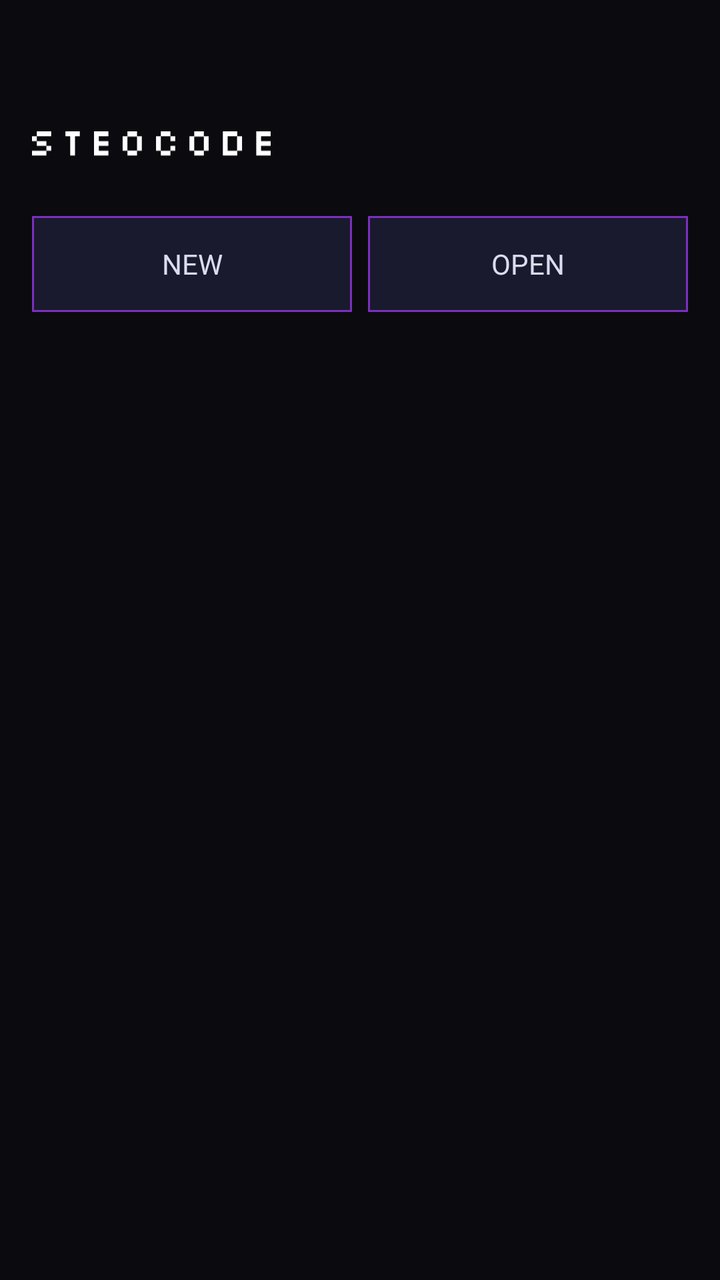
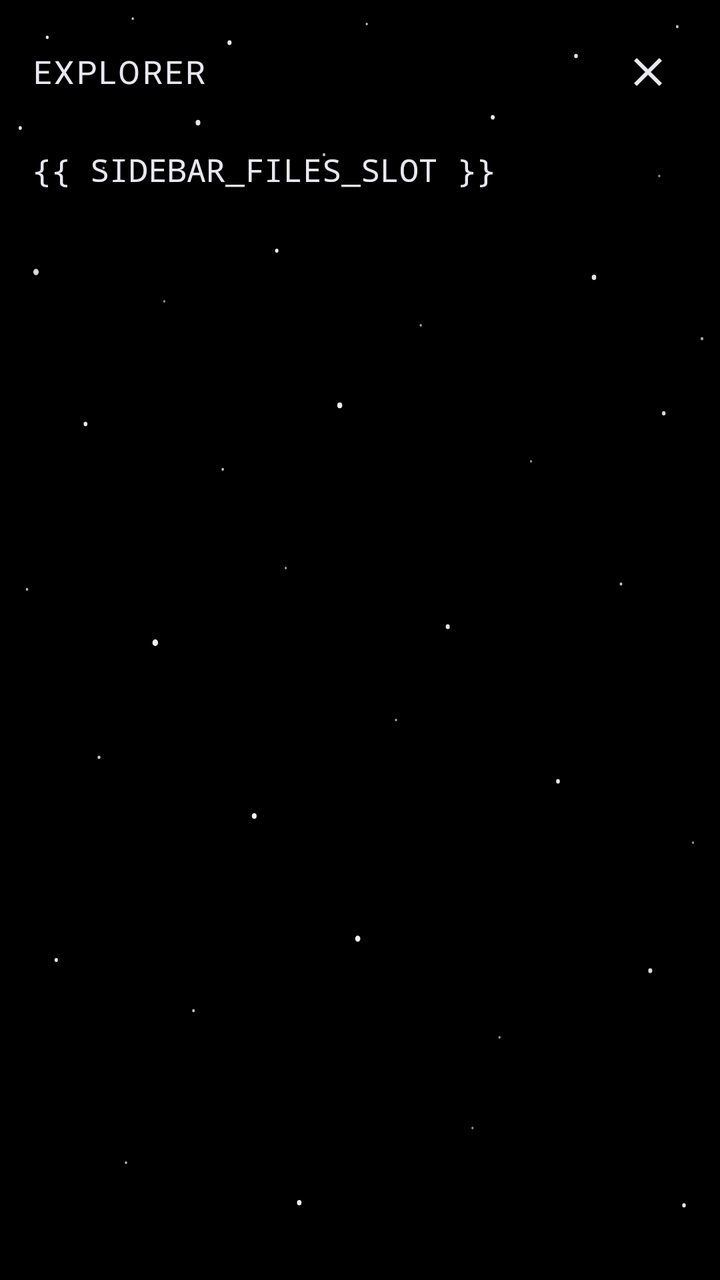

Compare the two renders of this Android layout. The source of the first and the diff that turns it into the second are given below.
<!-- AndroidManifest.xml: application theme Theme.Steotexteditor -->
<!-- res/layout/nav_drawer_header.xml -->
<?xml version="1.0" encoding="utf-8"?>
<LinearLayout xmlns:android="http://schemas.android.com/apk/res/android"
    xmlns:app="http://schemas.android.com/apk/res-auto"
    android:layout_width="match_parent"
    android:layout_height="match_parent"
    android:orientation="vertical"
    android:padding="16dp"
    android:background="@color/deep_space_black">

    <ImageView
        android:id="@+id/navHeaderLogo"
        android:layout_width="120dp"
        android:layout_height="32dp"
        android:layout_marginTop="40dp"
        android:layout_marginBottom="20dp"
        android:contentDescription="STEOCODE"
        android:src="@drawable/ic_logo" />

    <LinearLayout
        android:layout_width="match_parent"
        android:layout_height="wrap_content"
        android:orientation="horizontal"
        android:gravity="center_vertical"
        android:paddingBottom="8dp">

        <androidx.appcompat.widget.AppCompatButton
            android:id="@+id/btnNewFile"
            android:layout_width="0dp"
            android:layout_height="wrap_content"
            android:layout_weight="1"
            android:text="NEW"
            android:background="@drawable/pixel_button_background"
            android:textColor="#DCDCF0"
            android:textAllCaps="true"
            android:fontFamily="@font/silkscreen" />

        <Space
            android:layout_width="8dp"
            android:layout_height="wrap_content" />

        <androidx.appcompat.widget.AppCompatButton
            android:id="@+id/btnOpenFile"
            android:layout_width="0dp"
            android:layout_height="wrap_content"
            android:layout_weight="1"
            android:text="OPEN"
            android:background="@drawable/pixel_button_background"
            android:textColor="#DCDCF0"
            android:textAllCaps="true"
            android:fontFamily="@font/silkscreen" />
    </LinearLayout>

    <TextView
        android:id="@+id/tvEmptyRecent"
        android:layout_width="match_parent"
        android:layout_height="wrap_content"
        android:text="No recent files yet"
        android:textColor="@color/text_off_white"
        android:visibility="gone"
        android:paddingTop="8dp"
        android:paddingBottom="8dp" />

    <androidx.recyclerview.widget.RecyclerView
        android:id="@+id/rvRecentFiles"
        android:layout_width="match_parent"
        android:layout_height="0dp"
        android:layout_weight="1"
        android:clipToPadding="false"
        android:paddingBottom="24dp" />

</LinearLayout>
<!-- resources referenced by this layout -->
<resources>
  <color name="deep_space_black">#0A0A0F</color>
  <color name="text_off_white">#E8E8F0</color>
  <!-- drawable ic_logo (drawable) -->
  <vector xmlns:android="http://schemas.android.com/apk/res/android"
      android:width="125dp"
      android:height="13dp"
      android:viewportWidth="125"
      android:viewportHeight="13">
    <path
        android:pathData="M2.5,2.5V0H10V2.5H2.5ZM7.5,10V7.5H2.5V5H0V2.5H2.5V5H7.5V7.5H10V10H7.5ZM0,12.5V10H7.5V12.5H0ZM19.9,12.5V2.5H17.4V0H24.9V2.5H22.4V12.5H19.9ZM32.3,12.5V0H39.8V2.5H34.8V5H39.8V7.5H34.8V10H39.8V12.5H32.3ZM49.7,12.5V10H47.2V2.5H49.7V0H54.7V2.5H57.2V10H54.7V12.5H49.7ZM49.7,9.9H54.7V2.6H49.7V9.9ZM72.1,5V2.5H67.1V0H72.1V2.5H74.6V5H72.1ZM67.1,12.5V10H64.6V2.5H67.1V10H72.1V12.5H67.1ZM72.1,10V7.5H74.6V10H72.1ZM84.5,12.5V10H82V2.5H84.5V0H89.5V2.5H92V10H89.5V12.5H84.5ZM84.5,9.9H89.5V2.6H84.5V9.9ZM99.4,12.5V0H106.9V2.5H109.4V10H106.9V12.5H99.4ZM101.9,10H106.8V2.5H101.9V10ZM116.8,12.5V0H124.3V2.5H119.3V5H124.3V7.5H119.3V10H124.3V12.5H116.8Z"
        android:fillColor="#FFFFFF"/>
  </vector>
  <!-- drawable pixel_button_background (drawable) -->
  <?xml version="1.0" encoding="utf-8"?>
  <shape xmlns:android="http://schemas.android.com/apk/res/android">
      <solid android:color="#1A1A2E" />
      <stroke android:width="1dp" android:color="#7B2FBE" />
      <corners android:radius="0dp" />
      <padding android:top="8dp" android:bottom="8dp" android:left="16dp" android:right="16dp" />
  </shape>
  <style name="Theme.Steotexteditor" parent="Base.Theme.Steotexteditor" />
  <style name="Base.Theme.Steotexteditor" parent="Theme.Material3.DayNight.NoActionBar">
          <item name="android:windowBackground">@color/deep_space_black</item>
          <item name="colorPrimary">@color/primary_accent_purple</item>
          <item name="colorOnSurface">@color/text_off_white</item>
          <item name="android:textColor">@color/text_off_white</item>
          <item name="android:textColorPrimary">@color/text_off_white</item>
          <item name="android:textColorSecondary">@color/icon_tint_soft_white</item>
          <item name="android:statusBarColor">@color/deep_space_black</item>
          <item name="android:navigationBarColor">@color/deep_space_black</item>
          <item name="toolbarStyle">@style/Widget.Steotexteditor.Toolbar</item>
          <item name="actionOverflowButtonStyle">@style/Widget.Steotexteditor.Overflow</item>
          <item name="actionOverflowMenuStyle">@style/DarkPopupMenu</item>
          <item name="android:popupMenuStyle">@style/DarkPopupMenu</item>
      </style>
  <color name="primary_accent_purple">#7B2FBE</color>
  <color name="icon_tint_soft_white">#DCDCF0</color>
  <style name="Widget.Steotexteditor.Toolbar" parent="Widget.Material3.Toolbar">
          <item name="android:background">@color/deep_space_black</item>
          <item name="titleTextColor">@color/text_off_white</item>
          <item name="android:theme">@style/ThemeOverlay.Steotexteditor.Toolbar</item>
          <item name="popupTheme">@style/DarkPopupMenu</item>
      </style>
  <style name="Widget.Steotexteditor.Overflow" parent="Widget.AppCompat.ActionButton.Overflow">
          <item name="android:tint">@color/icon_tint_soft_white</item>
      </style>
  <style name="DarkPopupMenu" parent="Widget.AppCompat.PopupMenu">
          <item name="android:popupBackground">#1A1A2E</item>
          <item name="android:textColor">#E8E8F0</item>
      </style>
  <style name="ThemeOverlay.Steotexteditor.Toolbar" parent="ThemeOverlay.Material3.Dark">
          <item name="android:tint">@color/icon_tint_soft_white</item>
          <item name="android:textColorSecondary">@color/icon_tint_soft_white</item>
          <item name="android:textColorPrimary">@color/text_off_white</item>
          <item name="colorControlNormal">@color/icon_tint_soft_white</item>
          <item name="colorControlActivated">@color/primary_accent_purple</item>
      </style>
</resources>

<!-- the commit's change to res/layout/nav_drawer_header.xml (unified diff, before → after) -->
@@ -5,23 +5,49 @@
     android:layout_height="match_parent"
     android:orientation="vertical"
     android:padding="16dp"
-    android:background="@color/deep_space_black">
-
-    <ImageView
-        android:id="@+id/navHeaderLogo"
-        android:layout_width="120dp"
-        android:layout_height="32dp"
-        android:layout_marginTop="40dp"
-        android:layout_marginBottom="20dp"
-        android:contentDescription="STEOCODE"
-        android:src="@drawable/ic_logo" />
+    android:background="@drawable/starfield_background">
 
     <LinearLayout
         android:layout_width="match_parent"
         android:layout_height="wrap_content"
         android:orientation="horizontal"
-        android:gravity="center_vertical"
-        android:paddingBottom="8dp">
+        android:gravity="center_vertical">
+
+        <TextView
+            android:layout_width="0dp"
+            android:layout_height="wrap_content"
+            android:layout_weight="1"
+            android:fontFamily="@font/silkscreen"
+            android:letterSpacing="0.08"
+            android:text="EXPLORER"
+            android:textColor="@color/text_off_white"
+            android:textSize="16sp" />
+
+        <ImageButton
+            android:id="@+id/btnCloseDrawer"
+            android:layout_width="40dp"
+            android:layout_height="40dp"
+            android:background="?attr/selectableItemBackgroundBorderless"
+            android:contentDescription="Close explorer"
+            android:src="@drawable/ic_menu_close_clear_cancel"
+            app:tint="@color/text_off_white" />
+    </LinearLayout>
+
+    <TextView
+        android:id="@+id/tvSidebarSlot"
+        android:layout_width="match_parent"
+        android:layout_height="wrap_content"
+        android:layout_marginTop="18dp"
+        android:fontFamily="monospace"
+        android:text="{{ SIDEBAR_FILES_SLOT }}"
+        android:textColor="@color/text_off_white"
+        android:textSize="16sp" />
+
+    <LinearLayout
+        android:layout_width="match_parent"
+        android:layout_height="1dp"
+        android:orientation="horizontal"
+        android:visibility="gone">
 
         <androidx.appcompat.widget.AppCompatButton
             android:id="@+id/btnNewFile"
@@ -54,7 +80,7 @@
         android:id="@+id/tvEmptyRecent"
         android:layout_width="match_parent"
         android:layout_height="wrap_content"
-        android:text="No recent files yet"
+        android:text="No files to show yet"
         android:textColor="@color/text_off_white"
         android:visibility="gone"
         android:paddingTop="8dp"
<!-- resource entries referenced after the edit -->
@@ -2,15 +2,15 @@
 <resources>
   <color name="deep_space_black">#0A0A0F</color>
   <color name="text_off_white">#E8E8F0</color>
-  <!-- drawable ic_logo (drawable) -->
+  <!-- drawable ic_menu_close_clear_cancel (drawable) -->
   <vector xmlns:android="http://schemas.android.com/apk/res/android"
-      android:width="125dp"
-      android:height="13dp"
-      android:viewportWidth="125"
-      android:viewportHeight="13">
+      android:width="24dp"
+      android:height="24dp"
+      android:viewportWidth="960"
+      android:viewportHeight="960">
     <path
-        android:pathData="M2.5,2.5V0H10V2.5H2.5ZM7.5,10V7.5H2.5V5H0V2.5H2.5V5H7.5V7.5H10V10H7.5ZM0,12.5V10H7.5V12.5H0ZM19.9,12.5V2.5H17.4V0H24.9V2.5H22.4V12.5H19.9ZM32.3,12.5V0H39.8V2.5H34.8V5H39.8V7.5H34.8V10H39.8V12.5H32.3ZM49.7,12.5V10H47.2V2.5H49.7V0H54.7V2.5H57.2V10H54.7V12.5H49.7ZM49.7,9.9H54.7V2.6H49.7V9.9ZM72.1,5V2.5H67.1V0H72.1V2.5H74.6V5H72.1ZM67.1,12.5V10H64.6V2.5H67.1V10H72.1V12.5H67.1ZM72.1,10V7.5H74.6V10H72.1ZM84.5,12.5V10H82V2.5H84.5V0H89.5V2.5H92V10H89.5V12.5H84.5ZM84.5,9.9H89.5V2.6H84.5V9.9ZM99.4,12.5V0H106.9V2.5H109.4V10H106.9V12.5H99.4ZM101.9,10H106.8V2.5H101.9V10ZM116.8,12.5V0H124.3V2.5H119.3V5H124.3V7.5H119.3V10H124.3V12.5H116.8Z"
-        android:fillColor="#FFFFFF"/>
+        android:pathData="m256,760 l-56,-56 224,-224 -224,-224 56,-56 224,224 224,-224 56,56 -224,224 224,224 -56,56 -224,-224 -224,224Z"
+        android:fillColor="#1f1f1f"/>
   </vector>
   <!-- drawable pixel_button_background (drawable) -->
   <?xml version="1.0" encoding="utf-8"?>
@@ -20,6 +20,7 @@
       <corners android:radius="0dp" />
       <padding android:top="8dp" android:bottom="8dp" android:left="16dp" android:right="16dp" />
   </shape>
+  <!-- drawable starfield_background: vector/xml drawable (drawable, 6022 chars, omitted) -->
   <style name="Theme.Steotexteditor" parent="Base.Theme.Steotexteditor" />
   <style name="Base.Theme.Steotexteditor" parent="Theme.Material3.DayNight.NoActionBar">
           <item name="android:windowBackground">@color/deep_space_black</item>
